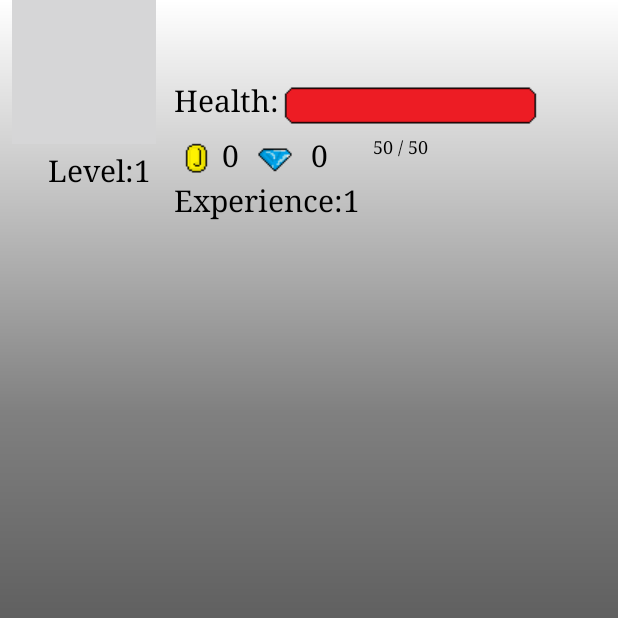
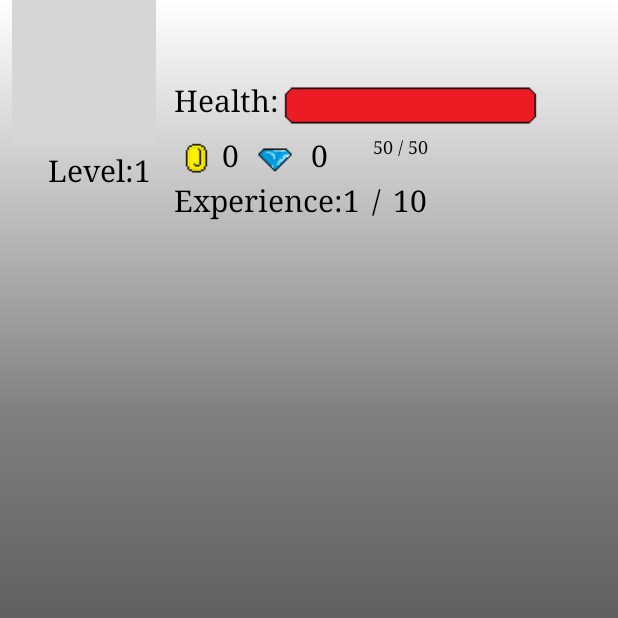
Before and after one commit to MichaelHighsmith/LifeUp, an Android app: the screen it shows after launch (MainActivity), on a phone screen of 412 x 824 dp, the top half of it. Run offline under Robolectric (Android 15) with nearby library versions, the phone set to English and light mode, and no system bars; our stand-ins replace AdMob.

Commit message:
max experience added

```diff
--- a/app/src/main/java/com/satyrlabs/lifeup/MainActivity.java
+++ b/app/src/main/java/com/satyrlabs/lifeup/MainActivity.java
@@ -45,6 +45,7 @@ public class MainActivity extends FragmentActivity implements FirstFragment.OnHe
     private AdView mAdView;
 
     TextView experience_int;
+    TextView experience_max_int;
     TextView level_int;
     TextView gold_int;
     TextView player_name;
@@ -53,6 +54,7 @@ public class MainActivity extends FragmentActivity implements FirstFragment.OnHe
     TextView max_health;
 
     int currentExperience;
+    int maxExperience;
     int experience;
     int currentLevel;
     int gold;
@@ -136,6 +138,7 @@ public class MainActivity extends FragmentActivity implements FirstFragment.OnHe
         }
 
         experience_int = (TextView) findViewById(R.id.experience_int);
+        experience_max_int = (TextView) findViewById(R.id.experience_max_int);
         level_int = (TextView) findViewById(R.id.level_int);
         gold_int = (TextView) findViewById(R.id.gold_int);
         diamond_int = (TextView) findViewById(R.id.diamond_int);
@@ -156,6 +159,7 @@ public class MainActivity extends FragmentActivity implements FirstFragment.OnHe
         SharedPreferences sharedPreferences = getSharedPreferences("myPref", 0);
         currentGold = sharedPreferences.getInt("gold", 0);
         currentExperience = sharedPreferences.getInt("experience", 1);
+        maxExperience = sharedPreferences.getInt("maxExperience", 10);
         currentDiamonds = sharedPreferences.getInt("diamonds", 0);
         playerName = sharedPreferences.getString("name","");
         currentHealth = sharedPreferences.getFloat("health", 50.0f);
@@ -416,6 +420,8 @@ public class MainActivity extends FragmentActivity implements FirstFragment.OnHe
         if(currentHealth < maxHealth){
             currentHealth = maxHealth;
             currentGold = currentGold - 20;
+        } else{
+            Toast.makeText(this, "You're already on full health!", Toast.LENGTH_SHORT).show();
         }
         SharedPreferences.Editor goldEditor = sharedPref.edit();
         goldEditor.putInt("gold", currentGold);
@@ -458,37 +464,60 @@ public class MainActivity extends FragmentActivity implements FirstFragment.OnHe
 
     //Determines the level # based upon the amount of experience (eventually boil this down to a simple formula)
     public void experienceToLevel(int experience){
+
+        //get the sharedpref for max xp so we can update it
+        SharedPreferences sharedPref = getSharedPreferences("myPref", 0);
+        maxExperience = sharedPref.getInt("maxExperience", 10);
+
+
         if (10 < experience && experience <= 100 && currentLevel != 2){
             currentLevel = 2;
             level_int.setText(String.valueOf(currentLevel));
+            maxExperience = 100;
         } else if (100 < experience  && experience <= 200 && currentLevel != 3){
             currentLevel = 3;
             level_int.setText(String.valueOf(currentLevel));
+            maxExperience = 200;
         } else if (200 < experience && experience <= 350 && currentLevel != 4){
             currentLevel = 4;
             level_int.setText(String.valueOf(currentLevel));
+            maxExperience = 350;
         } else if (350 < experience && experience <= 500 && currentLevel != 5){
             currentLevel = 5;
             level_int.setText(String.valueOf(currentLevel));
+            maxExperience = 500;
         } else if (500 < experience && experience <= 750 && currentLevel != 6){
             currentLevel = 6;
             level_int.setText(String.valueOf(currentLevel));
+            maxExperience = 750;
         } else if (750 < experience && experience <= 950 && currentLevel != 7){
             currentLevel = 7;
             level_int.setText(String.valueOf(currentLevel));
+            maxExperience = 950;
         } else if (950 < experience && experience <= 1200 && currentLevel != 8){
             currentLevel = 8;
             level_int.setText(String.valueOf(currentLevel));
+            maxExperience = 1200;
         } else if (1200 < experience && experience <= 1500 && currentLevel != 9){
             currentLevel = 9;
             level_int.setText(String.valueOf(currentLevel));
+            maxExperience = 1500;
         } else if (1500 < experience){
+            //continue leveling up indefinitely
             int experienceLevelFactor = experience / 250;
             if(currentLevel != experienceLevelFactor + 4){
                 currentLevel = experienceLevelFactor + 4;
+                maxExperience = (currentLevel * 250) - 750;
                 level_int.setText(String.valueOf(currentLevel));
-            }
-        }
+                experience_max_int.setText(String.valueOf(maxExperience));
+            }
+        }
+
+        SharedPreferences.Editor experienceEditor = sharedPref.edit();
+        experienceEditor.putInt("maxExperience", maxExperience);
+        experienceEditor.apply();
+        experience_max_int.setText(String.valueOf(maxExperience));
+
     }
 
     public void levelUpDialog(){
--- a/app/src/main/res/layout/activity_main.xml
+++ b/app/src/main/res/layout/activity_main.xml
@@ -222,12 +222,33 @@
             android:layout_width="wrap_content"
             android:layout_height="wrap_content"
             android:layout_alignBottom="@+id/experience_text"
-            android:layout_alignParentRight="true"
-            android:layout_alignParentEnd="true"
             android:id="@+id/experience_int"
             android:textAppearance="@style/CodeFont"
             android:layout_toRightOf="@+id/experience_text"
             android:layout_toEndOf="@+id/experience_text" />
+
+        <TextView
+            android:id="@+id/experience_int_slash"
+            android:layout_width="wrap_content"
+            android:layout_height="wrap_content"
+            android:text="/"
+            android:textAppearance="@style/CodeFont"
+            android:layout_toRightOf="@+id/experience_int"
+            android:layout_toEndOf="@+id/experience_int"
+            android:paddingLeft="8dp"
+            android:layout_alignBottom="@+id/experience_int"
+            />
+
+        <TextView
+            android:text="0"
+            android:layout_width="wrap_content"
+            android:layout_height="wrap_content"
+            android:layout_alignBottom="@+id/experience_text"
+            android:id="@+id/experience_max_int"
+            android:textAppearance="@style/CodeFont"
+            android:paddingLeft="8dp"
+            android:layout_toRightOf="@+id/experience_int_slash"
+            android:layout_toEndOf="@+id/experience_int_slash" />
 
         <TextView
             android:text="@string/player_experience_text"
```
